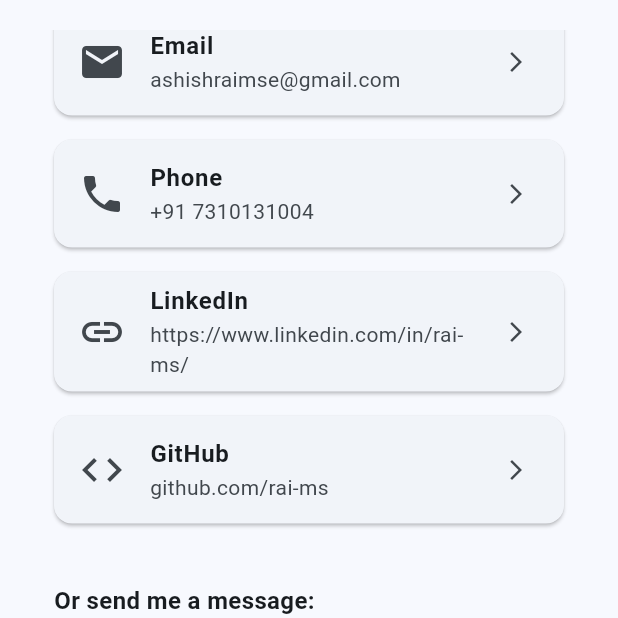
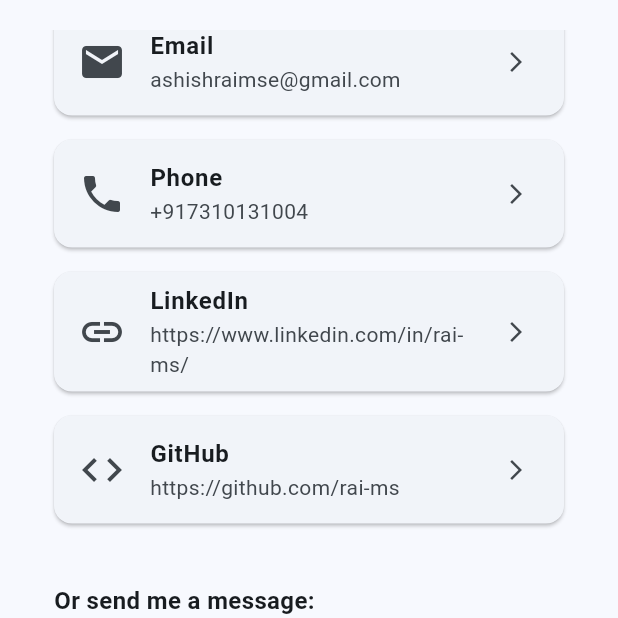
Before and after one commit to rai-ms/rx_project, a Flutter app: the ContactPage screen opened by its route, scrolled down 161 dp, after a tap on "Email", on a phone screen of 412 x 824 dp, the top half of it. Run offline on Flutter 3.47's test engine with Material 3 defaults, Android fonts, the light colour scheme and no system bars; our stand-ins replace dartz, equatable, go_router, google_fonts; missing offline and left inert: pdfx; statements that could not run were skipped.

Commit message:
Replace hardcoded contact information and navigation text with AppText constants

```diff
--- a/lib/core/constants/app_text.dart
+++ b/lib/core/constants/app_text.dart
@@ -70,10 +70,10 @@
 
   // Contact Page
   static const String getInTouch = 'Get in Touch';
-  static const String email = 'john.doe@example.com';
-  static const String phone = '+1 (555) 123-4567';
-  static const String linkedin = 'linkedin.com/in/johndoe';
-  static const String github = 'github.com/johndoe';
+  static const String email = 'ashishraimse@gmail.com';
+  static const String phone = '+917310131004';
+  static const String linkedin = 'https://www.linkedin.com/in/rai-ms/';
+  static const String github = 'https://github.com/rai-ms';
   static const String orSendMessage = 'Or send me a message:';
   static const String nameLabel = 'Name';
   static const String emailLabel = 'Email';
--- a/lib/features/contact/presentation/pages/contact_page.dart
+++ b/lib/features/contact/presentation/pages/contact_page.dart
@@ -1,5 +1,6 @@
 import 'dart:async';
 import 'package:flutter/material.dart';
+import 'package:rx_project/core/constants/app_text.dart';
 import 'package:rx_project/features/widget/header/app_header.dart';
 import 'package:url_launcher/url_launcher_string.dart';
 
@@ -79,7 +80,7 @@
                         const Padding(
                           padding: EdgeInsets.all(16.0),
                           child: Text(
-                            'Get in Touch',
+                            AppText.getInTouch,
                             style: TextStyle(fontSize: 24, fontWeight: FontWeight.bold),
                           ),
                         ),
@@ -87,29 +88,29 @@
                           context,
                           icon: Icons.email,
                           title: 'Email',
-                          subtitle: 'ashishraimse@gmail.com',
-                          onTap: () => _launchURL('mailto:ashishraimse@gmail.com'),
+                          subtitle: AppText.email,
+                          onTap: () => _launchURL('mailto:${AppText.email}'),
                         ),
                         _buildContactInfo(
                           context,
                           icon: Icons.phone,
                           title: 'Phone',
-                          subtitle: '+91 7310131004',
-                          onTap: () => _launchURL('tel:+917310131004'),
+                          subtitle: AppText.phone,
+                          onTap: () => _launchURL('tel:${AppText.phone}'),
                         ),
                         _buildContactInfo(
                           context,
                           icon: Icons.link,
                           title: 'LinkedIn',
-                          subtitle: 'https://www.linkedin.com/in/rai-ms/',
-                          onTap: () => _launchURL('https://www.linkedin.com/in/rai-ms/'),
+                          subtitle: AppText.linkedin,
+                          onTap: () => _launchURL(AppText.linkedin),
                         ),
                         _buildContactInfo(
                           context,
                           icon: Icons.code,
                           title: 'GitHub',
-                          subtitle: 'github.com/rai-ms',
-                          onTap: () => _launchURL('https://github.com/rai-ms'),
+                          subtitle: AppText.github,
+                          onTap: () => _launchURL(AppText.github),
                         ),
                         const SizedBox(height: 16),
                         Form(
@@ -120,19 +121,19 @@
                               crossAxisAlignment: CrossAxisAlignment.start,
                               children: [
                                 const Text(
-                                  'Or send me a message:',
+                                  AppText.orSendMessage,
                                   style: TextStyle(fontSize: 16, fontWeight: FontWeight.bold),
                                 ),
                                 const SizedBox(height: 16),
                                 TextFormField(
                                   controller: _nameController,
                                   decoration: const InputDecoration(
-                                    labelText: 'Name',
+                                    labelText: AppText.nameLabel,
                                     border: OutlineInputBorder(),
                                   ),
                                   validator: (value) {
                                     if (value == null || value.isEmpty) {
-                                      return 'Please enter your name';
+                                      return AppText.nameRequired;
                                     }
                                     return null;
                                   },
@@ -141,17 +142,17 @@
                                 TextFormField(
                                   controller: _emailController,
                                   decoration: const InputDecoration(
-                                    labelText: 'Email',
+                                    labelText: AppText.emailLabel,
                                     border: OutlineInputBorder(),
                                   ),
                                   keyboardType: TextInputType.emailAddress,
                                   validator: (value) {
                                     if (value == null || value.isEmpty) {
-                                      return 'Please enter your email';
+                                      return AppText.emailRequired;
                                     }
                                     final emailRegex = RegExp(r'^[\w-\.]+@([\w-]+\.)+[\w-]{2,4}$');
                                     if (!emailRegex.hasMatch(value)) {
-                                      return 'Please enter a valid email address';
+                                      return AppText.validEmail;
                                     }
                                     return null;
                                   },
@@ -161,13 +162,13 @@
                                   controller: _messageController,
                                   maxLines: 5,
                                   decoration: const InputDecoration(
-                                    labelText: 'Message',
+                                    labelText: AppText.messageLabel,
                                     border: OutlineInputBorder(),
                                     alignLabelWithHint: true,
                                   ),
                                   validator: (value) {
                                     if (value == null || value.isEmpty) {
-                                      return 'Please enter your message';
+                                      return AppText.messageRequired;
                                     }
                                     return null;
                                   },
@@ -185,7 +186,7 @@
                                 //   const Padding(
                                 //     padding: EdgeInsets.only(bottom: 16.0),
                                 //     child: Text(
-                                //       'Message sent successfully!',
+                                // AppText.messageSent,
                                 //       style: TextStyle(color: Colors.green),
                                 //     ),
                                 //   ),
@@ -193,7 +194,7 @@
                                   width: double.infinity,
                                   child: ElevatedButton(
                                     onPressed:_submitForm,
-                                    child: Text('Send Message'),
+                                    child: Text(AppText.sendMessage),
                                   ),
                                 ),
                               ],
--- a/lib/features/widget/header/app_header.dart
+++ b/lib/features/widget/header/app_header.dart
@@ -1,11 +1,10 @@
-
-
 import 'package:flutter/material.dart';
 import 'package:go_router/go_router.dart';
 import 'package:google_fonts/google_fonts.dart';
 import 'package:rx_project/core/routes/app_router.dart';
 
 import '../../../core/constants/app_colors.dart';
+import '../../../core/constants/app_text.dart';
 
 class AppHeader extends StatelessWidget {
   const AppHeader({super.key});
@@ -27,6 +26,9 @@
           children: [
             // Logo and Title
             InkWell(
+              splashFactory: InkSplash.splashFactory,
+              highlightColor: AppColors.transparent,
+              focusColor: AppColors.transparent,
               onTap: (){
                 context.go(RouteNames.home);
               },
@@ -35,7 +37,7 @@
                   const Icon(Icons.memory, color: Colors.white, size: 20),
                   const SizedBox(width: 16),
                   Text(
-                    'Portfolio',
+                    AppText.appTitle,
                     style: GoogleFonts.workSans(
                       color: Colors.white,
                       fontSize: 18,
@@ -52,11 +54,11 @@
             if (MediaQuery.of(context).size.width > 600)
               Row(
                 children: [
-                  _buildNavLink(context, 'Home', RouteNames.home),
+                  _buildNavLink(context, AppText.navWork, RouteNames.home),
                   const SizedBox(width: 36),
-                  _buildNavLink(context, 'About', RouteNames.about),
+                  _buildNavLink(context, AppText.navAbout, RouteNames.about),
                   const SizedBox(width: 36),
-                  _buildNavLink(context, 'Contact', RouteNames.contact),
+                  _buildNavLink(context, AppText.navContact, RouteNames.contact),
                   const SizedBox(width: 36),
                   // Resume Button
                   ElevatedButton(
@@ -68,8 +70,8 @@
                         borderRadius: BorderRadius.circular(8),
                       ),
                     ),
-                    child: const Text(
-                      'Resume',
+                    child: Text(
+                      AppText.navResume,
                       style: TextStyle(
                         color: Colors.white,
                         fontSize: 14,
```
